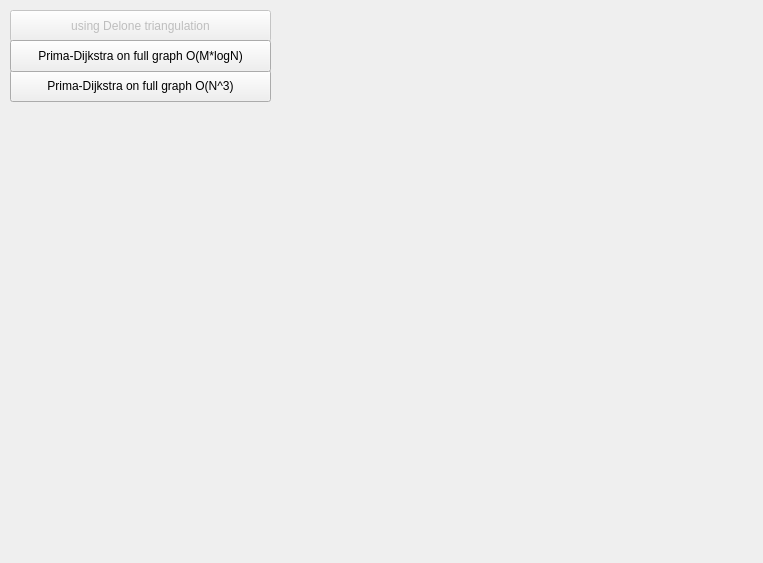
Old version of the form 6-operations-research/lab2-euclidean-minimum-spanning-tree/mainwindow.ui in the repository UladBohdan/bsu.
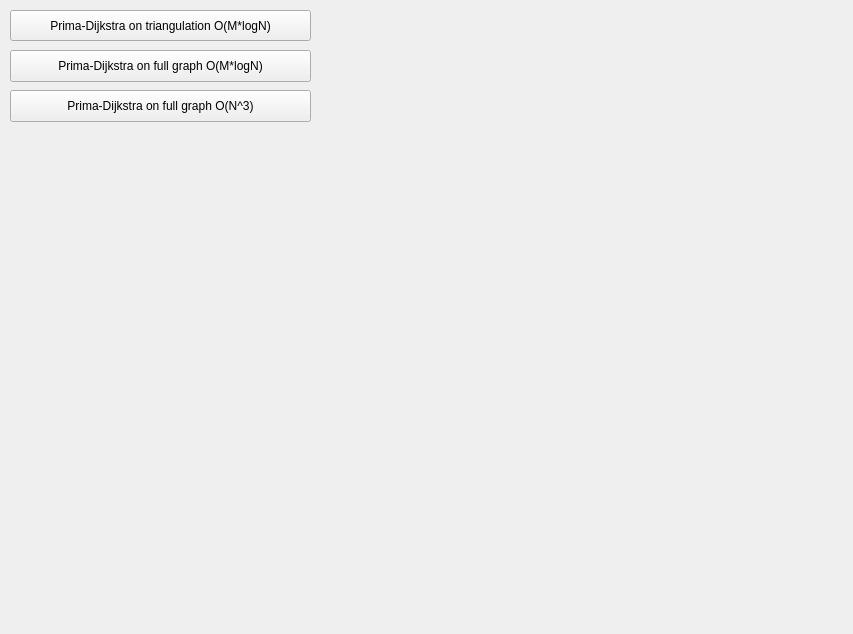
New version of the form.

Commit message: [6-operations] Prima-Dijkstra on top of Delaunay triangulation

```diff
--- a/6-operations-research/lab2-euclidean-minimum-spanning-tree/mainwindow.ui
+++ b/6-operations-research/lab2-euclidean-minimum-spanning-tree/mainwindow.ui
@@ -6,36 +6,20 @@
    <rect>
     <x>0</x>
     <y>0</y>
-    <width>763</width>
-    <height>563</height>
+    <width>853</width>
+    <height>634</height>
    </rect>
   </property>
   <property name="windowTitle">
    <string>Euclidean minimum spanning tree</string>
   </property>
   <widget class="QWidget" name="centralWidget">
-   <widget class="QPushButton" name="pushButton">
-    <property name="enabled">
-     <bool>false</bool>
-    </property>
-    <property name="geometry">
-     <rect>
-      <x>10</x>
-      <y>10</y>
-      <width>261</width>
-      <height>32</height>
-     </rect>
-    </property>
-    <property name="text">
-     <string>using Delone triangulation</string>
-    </property>
-   </widget>
    <widget class="QPushButton" name="pushButton_2">
     <property name="geometry">
      <rect>
       <x>10</x>
-      <y>70</y>
-      <width>261</width>
+      <y>90</y>
+      <width>301</width>
       <height>32</height>
      </rect>
     </property>
@@ -47,8 +31,8 @@
     <property name="geometry">
      <rect>
       <x>10</x>
-      <y>40</y>
-      <width>261</width>
+      <y>50</y>
+      <width>301</width>
       <height>32</height>
      </rect>
     </property>
@@ -56,6 +40,19 @@
      <string>Prima-Dijkstra on full graph O(M*logN)</string>
     </property>
    </widget>
+   <widget class="QPushButton" name="pushButton_4">
+    <property name="geometry">
+     <rect>
+      <x>10</x>
+      <y>10</y>
+      <width>301</width>
+      <height>31</height>
+     </rect>
+    </property>
+    <property name="text">
+     <string>Prima-Dijkstra on triangulation O(M*logN)</string>
+    </property>
+   </widget>
   </widget>
  </widget>
  <layoutdefault spacing="6" margin="11"/>
```
The commit also changes 2 other files.
